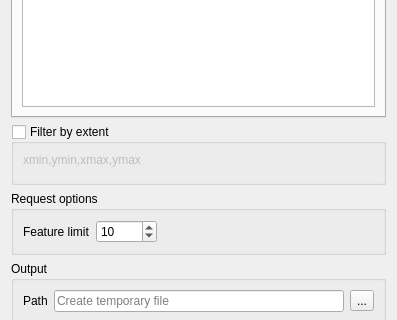
The window that gml_application_schema_toolbox/ui/download_wfs2_panel.ui (BRGM/gml_application_schema_toolbox) describes before a commit, drawn with Qt 5; both pictures show x 0 to 397 and y 286 to 606 of the 397 by 814 pixel window.
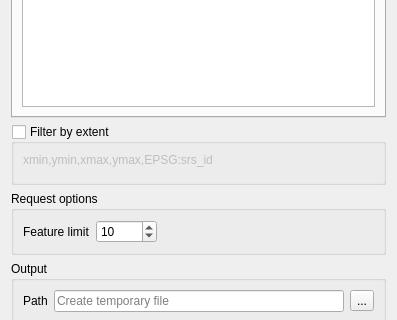
The same window after the commit. Custom widgets are drawn as their Qt base class.

Commit message: Improve SRS handling in bboxWidget

The edit to the form file:
```diff
--- a/gml_application_schema_toolbox/ui/download_wfs2_panel.ui
+++ b/gml_application_schema_toolbox/ui/download_wfs2_panel.ui
@@ -138,7 +138,7 @@
       <item>
        <widget class="QLabel" name="label_13">
         <property name="text">
-         <string>xmin,ymin,xmax,ymax</string>
+         <string>xmin,ymin,xmax,ymax,EPSG:srs_id</string>
         </property>
        </widget>
       </item>
```
The commit also changes 2 other files.
